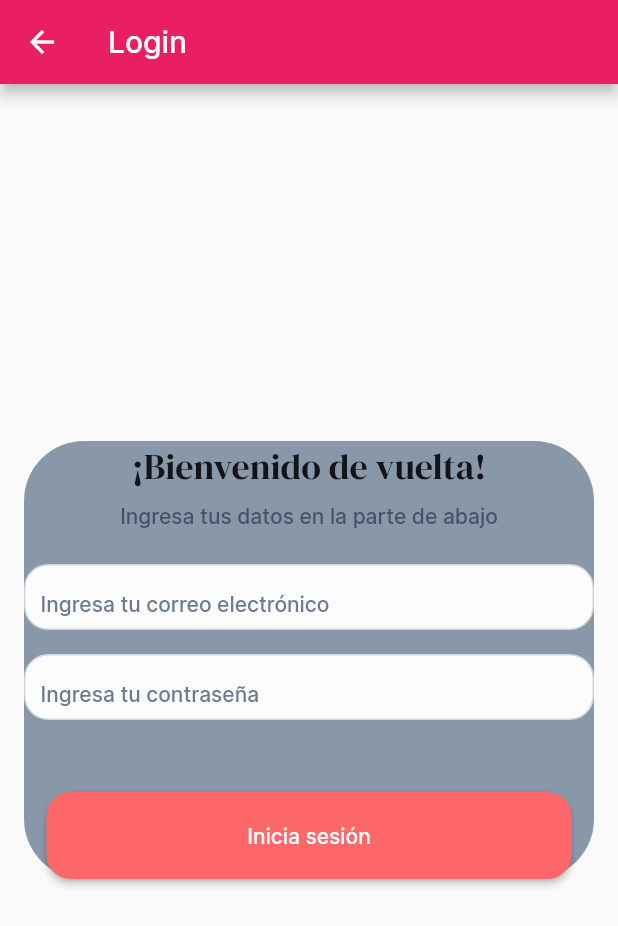
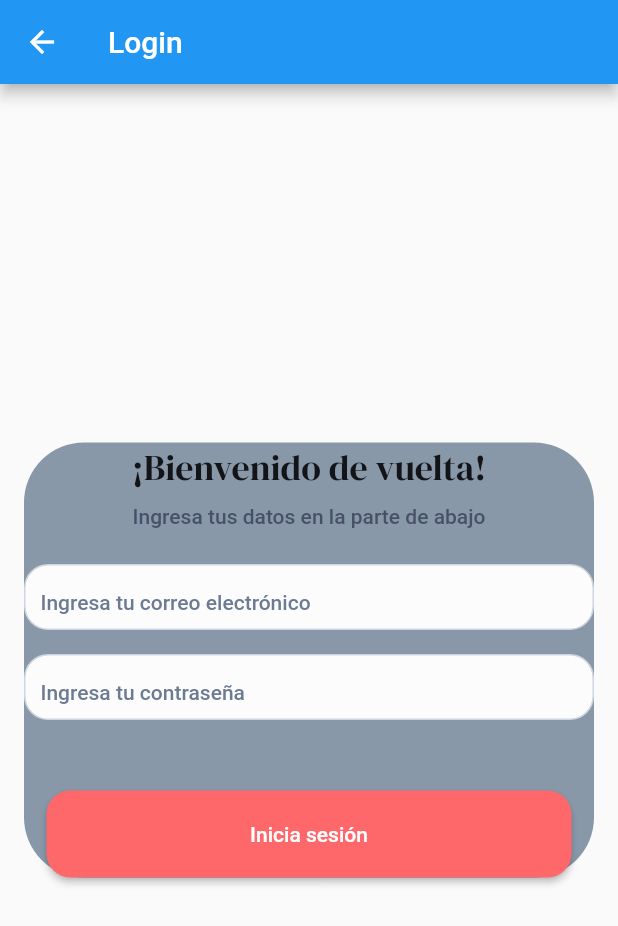
Before and after one commit to axelyerit31/iron_kids, a Flutter app: the screen it shows after launch, after a tap on "Ir a Login", on a phone screen of 412 x 824 dp. Shown: the top 926 px of the screen. Run offline on Flutter 3.47's test engine with Material 2 defaults, Android fonts, the phone set to English and light mode, and no system bars; network calls fail.

Commit message:
mejoras de Pierre

```diff
--- a/lib/main.dart
+++ b/lib/main.dart
@@ -2,6 +2,7 @@ import 'package:flutter/material.dart';
 import 'package:iron_kids/screens/login_screen.dart';
 import 'package:iron_kids/screens/mediafeed_screen.dart';
 import 'package:iron_kids/screens/perfil_screen.dart';
+import 'package:iron_kids/styles/app_theme.dart';
 
 void main() {
   runApp(const MyApp());
@@ -19,11 +20,7 @@ class MyApp extends StatelessWidget {
     return MaterialApp(
       title: 'Flutter Demo',
       debugShowCheckedModeBanner: false,
-      theme: ThemeData(
-        fontFamily: "Inter",
-        primarySwatch: Colors.pink,
-        textTheme: const TextTheme(bodyMedium: TextStyle(fontSize: 16,))
-      ),
+      theme: themeData,
       home: const HomeScreen(),
     );
   }
@@ -34,13 +31,15 @@ class HomeScreen extends StatelessWidget {
 
   @override
   Widget build(BuildContext context) {
-    screenH =
-        MediaQuery.of(context).size.height - MediaQuery.of(context).padding.top;
+    screenH = MediaQuery.of(context).size.height - MediaQuery.of(context).padding.top;
     screenW = MediaQuery.of(context).size.width;
+
+    final theme = Theme.of(context);
+    final textTheme = theme.textTheme;
 
     return Scaffold(
       appBar: AppBar(
-        title: const Text('Mi aplicación'),
+        title: Text('Mi aplicación', style: textTheme.headlineLarge),
       ),
       body: Center(
         child: Column(
--- a/lib/screens/login_screen.dart
+++ b/lib/screens/login_screen.dart
@@ -21,7 +21,7 @@ class LoginScreen extends StatelessWidget {
           children: <Widget>[
             FormInput(
               emailControllerP: _emailController,
-              passwordControllerP: _emailController,
+              passwordControllerP: _passwordController,
             ),
           ],
         ),
@@ -65,6 +65,7 @@ class FormInput extends StatelessWidget {
           InputField(
             controller: passwordControllerP,
             placeholder: 'Ingresa tu contraseña',
+            obscure: true,
           ),
           AppTheme.spacingWidget5,
           Text(
--- a/lib/screens/mediafeed_screen.dart
+++ b/lib/screens/mediafeed_screen.dart
@@ -165,7 +165,10 @@ class PublicacionesSection extends StatelessWidget {
                               AppTheme.spacingWidget2,
                               const Text('·'),
                               AppTheme.spacingWidget2,
-                              Text('hace 1 día',style: AppTheme.bodySmall(context).copyWith(color: AppTheme.gray500),),
+                              Text(
+                                'hace 1 día',
+                                style: AppTheme.bodySmall(context).copyWith(color: AppTheme.gray500),
+                              ),
                             ],
                           ),
                           const SizedBox(height: 8),
--- a/lib/styles/app_theme.dart
+++ b/lib/styles/app_theme.dart
@@ -1,10 +1,16 @@
 import 'package:flutter/material.dart';
 
+
+ThemeData themeData = ThemeData(
+  textTheme: const TextTheme(
+  headlineLarge: TextStyle(fontFamily: "DMSerifDisplay", fontSize: 32)
+));
+
 class AppTheme {
+
   //Estilos de Texto
   static TextStyle headlineLarge(BuildContext context) {
-    return Theme.of(context)
-        .textTheme
+    return themeData.textTheme
         .headlineLarge!
         .copyWith(fontFamily: "DMSerifDisplay", fontSize: 32);
   }
--- a/lib/styles/widgets.dart
+++ b/lib/styles/widgets.dart
@@ -1,36 +1,20 @@
 import 'package:flutter/material.dart';
 import 'package:iron_kids/main.dart';
 import 'package:iron_kids/styles/app_theme.dart';
+export 'package:iron_kids/styles/widgets/button_text.dart';
 
 // Botones
-class ButtonText extends StatelessWidget {
-  final String text;
-
-  const ButtonText(this.text, {Key? key}) : super(key: key);
-
-  @override
-  Widget build(BuildContext context) {
-    return TextButton(
-      style: TextButton.styleFrom(
-        tapTargetSize: MaterialTapTargetSize.shrinkWrap,
-      ),
-      onPressed: () {},
-      child: Text(
-        text.isEmpty? "" : text,
-        style: AppTheme.labelLarge(context),
-      ),
-    );
-  }
-}
 
 // Inputs
 class InputField extends StatelessWidget {
   final TextEditingController controller;
   final String placeholder;
+  final bool obscure;
   const InputField({
     super.key,
     required this.controller,
     required this.placeholder,
+    this.obscure = false,
   });
 
   @override
@@ -53,7 +37,7 @@ class InputField extends StatelessWidget {
             hintText: placeholder,
             border: InputBorder.none,
             hintStyle: AppTheme.labelLarge(context)),
-        obscureText: true,
+        obscureText: obscure,
       ),
     );
   }
```
Also changed, not shown: lib/styles/widgets/button_text.dart (added, +22 -0 lines), pubspec.lock.
